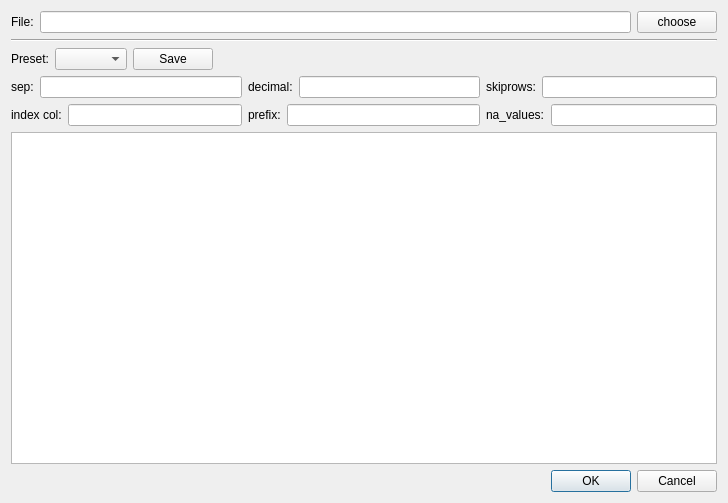
First picture: the form in views/ui/csv_config_widget.ui, repository KindVador/PlottingApp, before the edit.
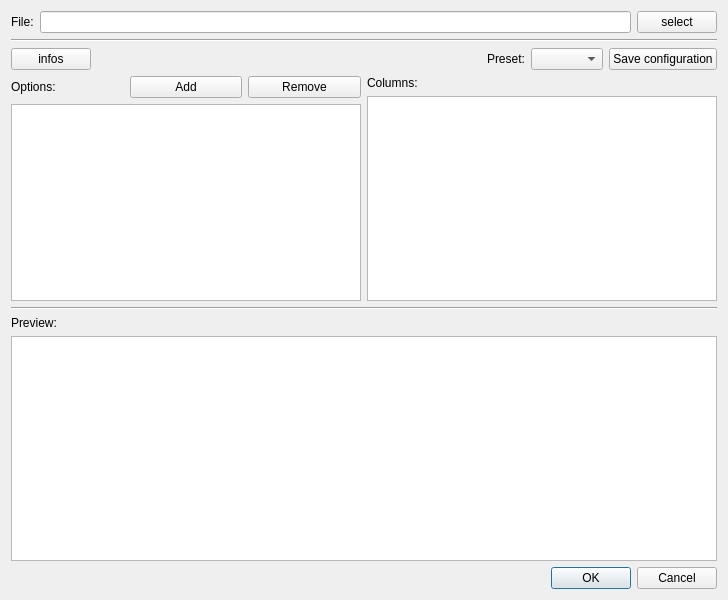
Second picture: the form after the edit.

What changed in the file:
```diff
--- a/views/ui/csv_config_widget.ui
+++ b/views/ui/csv_config_widget.ui
@@ -7,7 +7,7 @@
     <x>0</x>
     <y>0</y>
     <width>728</width>
-    <height>503</height>
+    <height>600</height>
    </rect>
   </property>
   <property name="windowTitle">
@@ -29,7 +29,7 @@
      <item>
       <widget class="QPushButton" name="file_button">
        <property name="text">
-        <string>choose</string>
+        <string>select</string>
        </property>
       </widget>
      </item>
@@ -43,21 +43,11 @@
     </widget>
    </item>
    <item>
-    <layout class="QHBoxLayout" name="horizontalLayout">
+    <layout class="QHBoxLayout" name="infos_preset_layout">
      <item>
-      <widget class="QLabel" name="presel_label">
+      <widget class="QPushButton" name="infos_button">
        <property name="text">
-        <string>Preset:</string>
-       </property>
-      </widget>
-     </item>
-     <item>
-      <widget class="QComboBox" name="comboBox"/>
-     </item>
-     <item>
-      <widget class="QPushButton" name="save_preset">
-       <property name="text">
-        <string>Save</string>
+        <string>infos</string>
        </property>
       </widget>
      </item>
@@ -74,102 +64,91 @@
        </property>
       </spacer>
      </item>
-    </layout>
-   </item>
-   <item>
-    <layout class="QHBoxLayout" name="horizontalLayout_8">
      <item>
-      <layout class="QHBoxLayout" name="horizontalLayout_3">
-       <item>
-        <widget class="QLabel" name="sep_label">
-         <property name="text">
-          <string>sep:</string>
-         </property>
-        </widget>
-       </item>
-       <item>
-        <widget class="QLineEdit" name="sep_edit"/>
-       </item>
-      </layout>
+      <widget class="QLabel" name="preset_label">
+       <property name="text">
+        <string>Preset:</string>
+       </property>
+      </widget>
      </item>
      <item>
-      <layout class="QHBoxLayout" name="horizontalLayout_5">
-       <item>
-        <widget class="QLabel" name="decimal_label">
-         <property name="text">
-          <string>decimal:</string>
-         </property>
-        </widget>
-       </item>
-       <item>
-        <widget class="QLineEdit" name="decimal_edit"/>
-       </item>
-      </layout>
+      <widget class="QComboBox" name="preset_cbox"/>
      </item>
      <item>
-      <layout class="QHBoxLayout" name="horizontalLayout_2">
-       <item>
-        <widget class="QLabel" name="skiprows_label">
-         <property name="text">
-          <string>skiprows:</string>
-         </property>
-        </widget>
-       </item>
-       <item>
-        <widget class="QLineEdit" name="skiprows_edit"/>
-       </item>
-      </layout>
+      <widget class="QPushButton" name="save_cfg_button">
+       <property name="text">
+        <string>Save configuration</string>
+       </property>
+      </widget>
      </item>
     </layout>
    </item>
    <item>
     <layout class="QHBoxLayout" name="horizontalLayout_9">
      <item>
-      <layout class="QHBoxLayout" name="horizontalLayout_4">
+      <layout class="QVBoxLayout" name="options_vlayout">
        <item>
-        <widget class="QLabel" name="index_col_label">
-         <property name="text">
-          <string>index col:</string>
-         </property>
-        </widget>
+        <layout class="QHBoxLayout" name="horizontalLayout">
+         <item>
+          <widget class="QLabel" name="options_label">
+           <property name="text">
+            <string>Options:</string>
+           </property>
+          </widget>
+         </item>
+         <item>
+          <widget class="QPushButton" name="add_opt_button">
+           <property name="text">
+            <string>Add</string>
+           </property>
+          </widget>
+         </item>
+         <item>
+          <widget class="QPushButton" name="remove_opt_button">
+           <property name="text">
+            <string>Remove</string>
+           </property>
+          </widget>
+         </item>
+        </layout>
        </item>
        <item>
-        <widget class="QLineEdit" name="index_col_edit"/>
+        <widget class="QTableView" name="options_table"/>
        </item>
       </layout>
      </item>
      <item>
-      <layout class="QHBoxLayout" name="horizontalLayout_6">
+      <layout class="QVBoxLayout" name="columns_vlayout">
        <item>
-        <widget class="QLabel" name="prefix_label">
+        <widget class="QLabel" name="columns_label">
          <property name="text">
-          <string>prefix:</string>
+          <string>Columns:</string>
          </property>
         </widget>
        </item>
        <item>
-        <widget class="QLineEdit" name="prefix_edit"/>
+        <widget class="QTableView" name="columns_table"/>
        </item>
       </layout>
      </item>
-     <item>
-      <layout class="QHBoxLayout" name="horizontalLayout_7">
-       <item>
-        <widget class="QLabel" name="na_values_label">
-         <property name="text">
-          <string>na_values:</string>
-         </property>
-        </widget>
-       </item>
-       <item>
-        <widget class="QLineEdit" name="na_values_edit"/>
-       </item>
-      </layout>
-     </item>
     </layout>
    </item>
    <item>
-    <widget class="QTableView" name="columns_table"/>
+    <widget class="Line" name="h_line_2">
+     <property name="orientation">
+      <enum>Qt::Horizontal</enum>
+     </property>
+    </widget>
+   </item>
+   <item>
+    <widget class="QLabel" name="preview_label">
+     <property name="text">
+      <string>Preview:</string>
+     </property>
+    </widget>
+   </item>
+   <item>
+    <widget class="QTableView" name="preview_table"/>
    </item>
    <item>
     <widget class="QDialogButtonBox" name="buttonBox">
```
Left out of the diff: 6 changed lines with no effect on the pictures.
